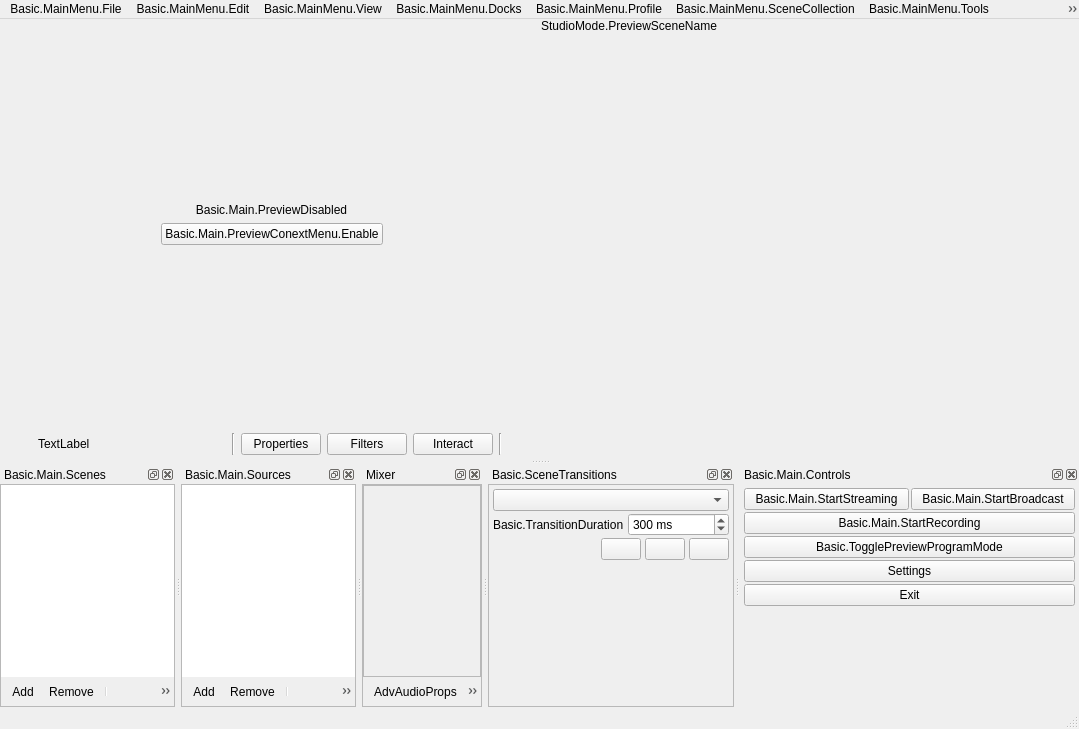
obsproject/obs-studio, file UI/forms/OBSBasic.ui: the form before one commit.
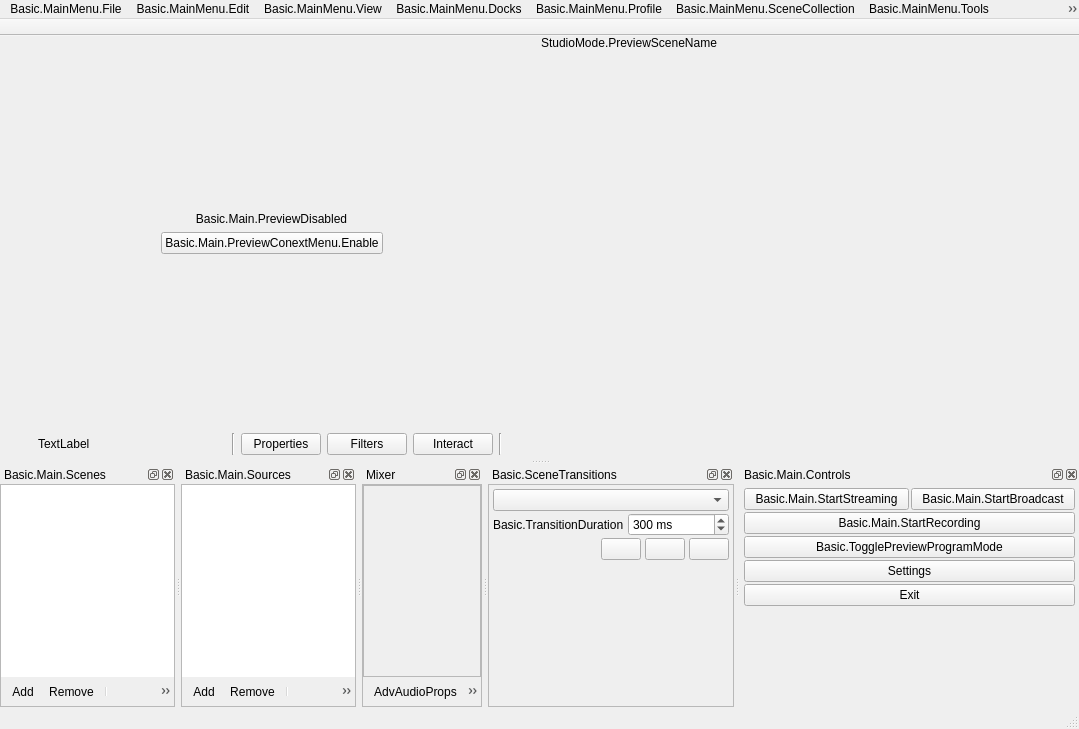
The form after the commit. Icons and pictures are not drawn. Custom widgets are drawn as their Qt base class.

Patch:
```diff
--- a/UI/forms/OBSBasic.ui
+++ b/UI/forms/OBSBasic.ui
@@ -1641,6 +1641,26 @@
     </layout>
    </widget>
   </widget>
+  <widget class="QToolBar" name="toolBar">
+   <property name="windowTitle">
+    <string>toolBar</string>
+   </property>
+   <property name="movable">
+    <bool>false</bool>
+   </property>
+   <property name="allowedAreas">
+    <set>Qt::TopToolBarArea</set>
+   </property>
+   <property name="floatable">
+    <bool>false</bool>
+   </property>
+   <attribute name="toolBarArea">
+    <enum>TopToolBarArea</enum>
+   </attribute>
+   <attribute name="toolBarBreak">
+    <bool>false</bool>
+   </attribute>
+  </widget>
   <action name="actionAddScene">
    <property name="icon">
     <iconset>
```
Left out of the diff: 12 changed lines with no effect on the pictures.
